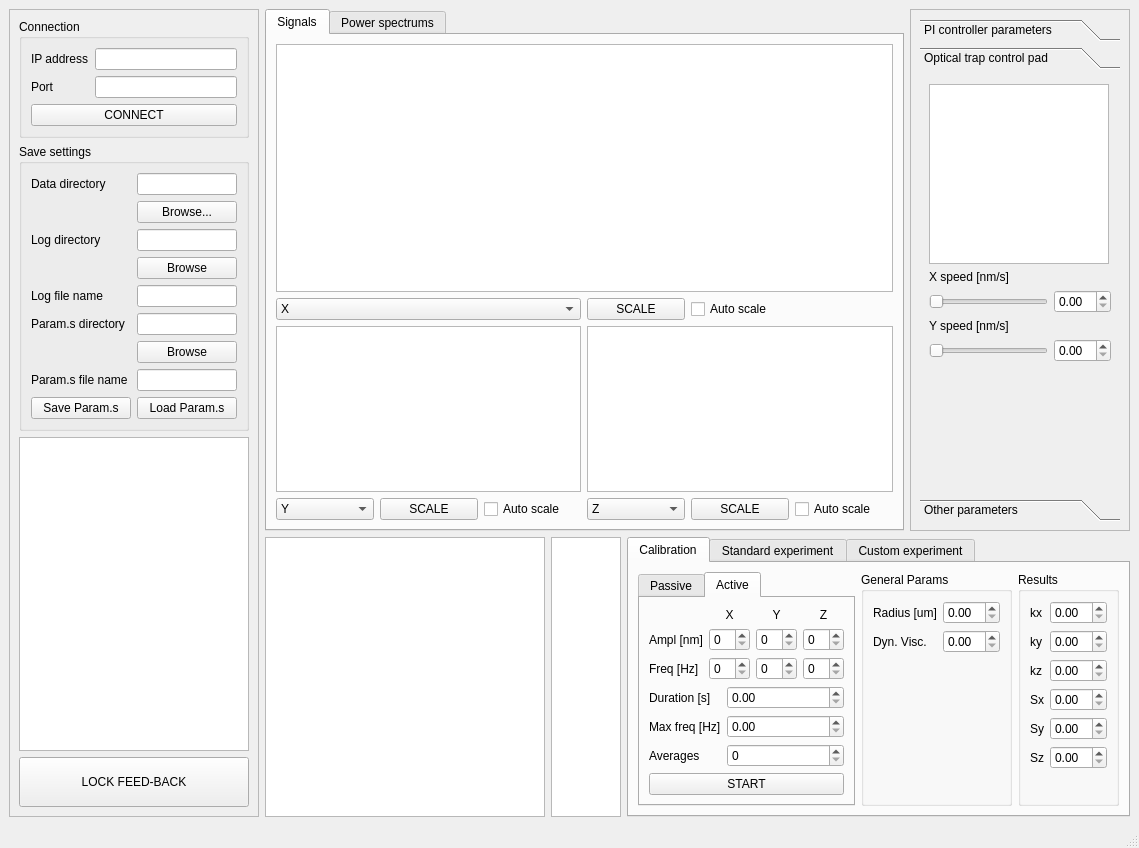
Qt form dialogs/OTsUI_main.ui (dalerxli/OTsUI) before a commit.
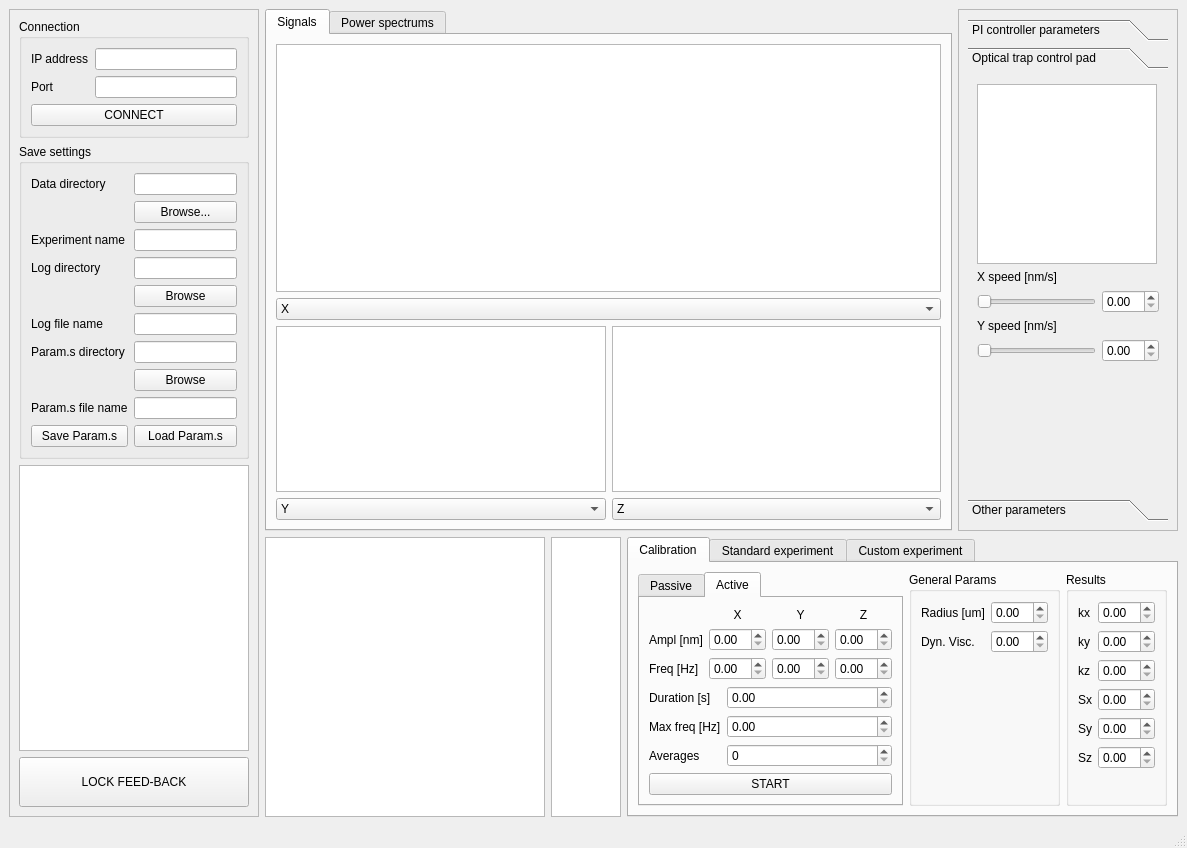
The same form after that commit. The open tabs and pages were chosen to show the change. Custom widgets are drawn as their Qt base class.

```diff
--- a/dialogs/OTsUI_main.ui
+++ b/dialogs/OTsUI_main.ui
@@ -6,7 +6,7 @@
    <rect>
     <x>0</x>
     <y>0</y>
-    <width>1114</width>
+    <width>1137</width>
     <height>848</height>
    </rect>
   </property>
@@ -113,10 +113,17 @@
            <enum>QLayout::SetMaximumSize</enum>
           </property>
           <item>
-           <layout class="QGridLayout" name="saveGrid" columnstretch="1,1">
+           <layout class="QGridLayout" name="saveGrid" columnstretch="1,0">
             <property name="sizeConstraint">
              <enum>QLayout::SetMaximumSize</enum>
             </property>
+            <item row="1" column="1">
+             <widget class="QPushButton" name="dataDirBtn">
+              <property name="text">
+               <string>Browse...</string>
+              </property>
+             </widget>
+            </item>
             <item row="0" column="0">
              <widget class="QLabel" name="dataDirLab">
               <property name="text">
@@ -127,78 +134,81 @@
             <item row="0" column="1">
              <widget class="QLineEdit" name="dataDirLine"/>
             </item>
-            <item row="1" column="1">
-             <widget class="QPushButton" name="dataDirBtn">
-              <property name="text">
-               <string>Browse...</string>
-              </property>
-             </widget>
-            </item>
-            <item row="2" column="0">
-             <widget class="QLabel" name="logDirLab">
-              <property name="text">
-               <string>Log directory</string>
-              </property>
-             </widget>
-            </item>
-            <item row="2" column="1">
-             <widget class="QLineEdit" name="logDirLine"/>
-            </item>
-            <item row="3" column="1">
+            <item row="4" column="1">
              <widget class="QPushButton" name="logDirBtn">
               <property name="text">
                <string>Browse</string>
               </property>
              </widget>
             </item>
-            <item row="4" column="0">
+            <item row="5" column="0">
              <widget class="QLabel" name="logNameLab">
               <property name="text">
                <string>Log file name</string>
               </property>
              </widget>
             </item>
-            <item row="4" column="1">
+            <item row="3" column="0">
+             <widget class="QLabel" name="logDirLab">
+              <property name="text">
+               <string>Log directory</string>
+              </property>
+             </widget>
+            </item>
+            <item row="3" column="1">
+             <widget class="QLineEdit" name="logDirLine"/>
+            </item>
+            <item row="5" column="1">
              <widget class="QLineEdit" name="logNameLine"/>
             </item>
-            <item row="5" column="0">
+            <item row="6" column="1">
+             <widget class="QLineEdit" name="parDirLine"/>
+            </item>
+            <item row="6" column="0">
              <widget class="QLabel" name="parDirLab">
               <property name="text">
                <string>Param.s directory</string>
               </property>
              </widget>
             </item>
-            <item row="5" column="1">
-             <widget class="QLineEdit" name="parDirLine"/>
-            </item>
-            <item row="6" column="1">
+            <item row="7" column="1">
              <widget class="QPushButton" name="parDirBtn">
               <property name="text">
                <string>Browse</string>
               </property>
              </widget>
             </item>
-            <item row="7" column="0">
+            <item row="8" column="0">
              <widget class="QLabel" name="parNameLab">
               <property name="text">
                <string>Param.s file name</string>
               </property>
              </widget>
             </item>
-            <item row="7" column="1">
+            <item row="9" column="1">
+             <widget class="QPushButton" name="parLoadBtn">
+              <property name="text">
+               <string>Load Param.s</string>
+              </property>
+             </widget>
+            </item>
+            <item row="8" column="1">
              <widget class="QLineEdit" name="parNameLine"/>
             </item>
-            <item row="8" column="0">
+            <item row="9" column="0">
              <widget class="QPushButton" name="parSaveBtn">
               <property name="text">
                <string>Save Param.s</string>
               </property>
              </widget>
             </item>
-            <item row="8" column="1">
-             <widget class="QPushButton" name="parLoadBtn">
+            <item row="2" column="1">
+             <widget class="QLineEdit" name="dataNameLine"/>
+            </item>
+            <item row="2" column="0">
+             <widget class="QLabel" name="dataNameLab">
               <property name="text">
-               <string>Load Param.s</string>
+               <string>Experiment name</string>
               </property>
              </widget>
             </item>
@@ -240,7 +250,7 @@
      </widget>
     </item>
     <item>
-     <layout class="QVBoxLayout" name="sysCtrlVert" stretch="7,4">
+     <layout class="QVBoxLayout" name="sysCtrlVert" stretch="7,0">
       <item>
        <layout class="QHBoxLayout" name="plotNfbHor" stretch="0,2">
         <item>
@@ -253,27 +263,8 @@
             <string>Signals</string>
            </attribute>
            <layout class="QGridLayout" name="signalTabGrid" rowstretch="3,1,2,1">
-            <item row="3" column="3">
-             <widget class="QComboBox" name="sig3selCmb">
-              <property name="currentIndex">
-               <number>2</number>
-              </property>
-              <item>
-               <property name="text">
-                <string>X</string>
-               </property>
-              </item>
-              <item>
-               <property name="text">
-                <string>Y</string>
-               </property>
-              </item>
-              <item>
-               <property name="text">
-                <string>Z</string>
-               </property>
-              </item>
-             </widget>
+            <item row="2" column="0">
+             <widget class="PlotWidget" name="sig2Plot"/>
             </item>
             <item row="3" column="0">
              <widget class="QComboBox" name="sig2selCmb">
@@ -297,58 +288,35 @@
               </item>
              </widget>
             </item>
-            <item row="1" column="3">
-             <widget class="QPushButton" name="scaleSig1Btn">
-              <property name="text">
-               <string>SCALE</string>
-              </property>
-             </widget>
-            </item>
-            <item row="1" column="4">
-             <widget class="QCheckBox" name="autoScaleSig1Check">
-              <property name="text">
-               <string>Auto scale</string>
-              </property>
-             </widget>
-            </item>
-            <item row="3" column="4">
-             <widget class="QPushButton" name="scaleSig3Btn">
-              <property name="text">
-               <string>SCALE</string>
-              </property>
-             </widget>
+            <item row="2" column="1">
+             <widget class="PlotWidget" name="sig3Plot"/>
             </item>
             <item row="3" column="1">
-             <widget class="QPushButton" name="scaleSig2Btn">
-              <property name="text">
-               <string>SCALE</string>
+             <widget class="QComboBox" name="sig3selCmb">
+              <property name="currentIndex">
+               <number>2</number>
               </property>
+              <item>
+               <property name="text">
+                <string>X</string>
+               </property>
+              </item>
+              <item>
+               <property name="text">
+                <string>Y</string>
+               </property>
+              </item>
+              <item>
+               <property name="text">
+                <string>Z</string>
+               </property>
+              </item>
              </widget>
             </item>
-            <item row="3" column="2">
-             <widget class="QCheckBox" name="autoScaleSig2Check">
-              <property name="text">
-               <string>Auto scale</string>
-              </property>
-             </widget>
+            <item row="0" column="0" colspan="2">
+             <widget class="PlotWidget" name="sig1Plot"/>
             </item>
-            <item row="3" column="5">
-             <widget class="QCheckBox" name="autScaleSig3Check">
-              <property name="text">
-               <string>Auto scale</string>
-              </property>
-             </widget>
-            </item>
-            <item row="0" column="0" colspan="6">
-             <widget class="QGraphicsView" name="sig1Plot"/>
-            </item>
-            <item row="2" column="0" colspan="3">
-             <widget class="QGraphicsView" name="sig2Plot"/>
-            </item>
-            <item row="2" column="3" colspan="3">
-             <widget class="QGraphicsView" name="sig3Plot"/>
-            </item>
-            <item row="1" column="0" colspan="3">
+            <item row="1" column="0" colspan="2">
              <widget class="QComboBox" name="sig1selCmb">
               <property name="layoutDirection">
                <enum>Qt::LeftToRight</enum>
@@ -654,7 +622,7 @@
                 <x>0</x>
                 <y>0</y>
                 <width>180</width>
-                <height>394</height>
+                <height>396</height>
                </rect>
               </property>
               <attribute name="label">
@@ -662,7 +630,7 @@
               </attribute>
               <layout class="QVBoxLayout" name="padVert" stretch="2,2">
                <item>
-                <widget class="QGraphicsView" name="trpPadPlot">
+                <widget class="PlotWidget" name="trapPadPlot">
                  <property name="maximumSize">
                   <size>
                    <width>180</width>
@@ -996,9 +964,6 @@
                     </property>
                    </widget>
                   </item>
-                  <item row="1" column="3">
-                   <widget class="QSpinBox" name="activeCalZAmplNumDbl"/>
-                  </item>
                   <item row="0" column="3">
                    <widget class="QLabel" name="activeCalZLab">
                     <property name="text">
@@ -1016,12 +981,6 @@
                     </property>
                    </widget>
                   </item>
-                  <item row="1" column="1">
-                   <widget class="QSpinBox" name="activeCalXAmplNumDbl"/>
-                  </item>
-                  <item row="1" column="2">
-                   <widget class="QSpinBox" name="activeCalYAmplNumDbl"/>
-                  </item>
                   <item row="0" column="1">
                    <widget class="QLabel" name="activeCalXLab">
                     <property name="text">
@@ -1039,14 +998,23 @@
                     </property>
                    </widget>
                   </item>
+                  <item row="1" column="1">
+                   <widget class="QDoubleSpinBox" name="activeCalXAmplNumDbl"/>
+                  </item>
+                  <item row="1" column="2">
+                   <widget class="QDoubleSpinBox" name="activeCalYAmplNumDbl"/>
+                  </item>
+                  <item row="1" column="3">
+                   <widget class="QDoubleSpinBox" name="activeCalZAmplNumDbl"/>
+                  </item>
                   <item row="2" column="1">
-                   <widget class="QSpinBox" name="activeCalXFreqNumDbl"/>
+                   <widget class="QDoubleSpinBox" name="activeCalXFreqNumDbl"/>
                   </item>
                   <item row="2" column="2">
-                   <widget class="QSpinBox" name="activeCalYFreqNumDbl"/>
+                   <widget class="QDoubleSpinBox" name="activeCalYFreqNumDbl"/>
                   </item>
                   <item row="2" column="3">
-                   <widget class="QSpinBox" name="activeCalZFreqNumDbl"/>
+                   <widget class="QDoubleSpinBox" name="activeCalZFreqNumDbl"/>
                   </item>
                  </layout>
                 </item>
@@ -1917,6 +1885,13 @@
   </widget>
   <widget class="QStatusBar" name="statusbar"/>
  </widget>
+ <customwidgets>
+  <customwidget>
+   <class>PlotWidget</class>
+   <extends>QGraphicsView</extends>
+   <header location="global">pyqtgraph</header>
+  </customwidget>
+ </customwidgets>
  <resources/>
  <connections/>
 </ui>
```
Left out of the diff: 223 changed lines with no effect on the pictures.
